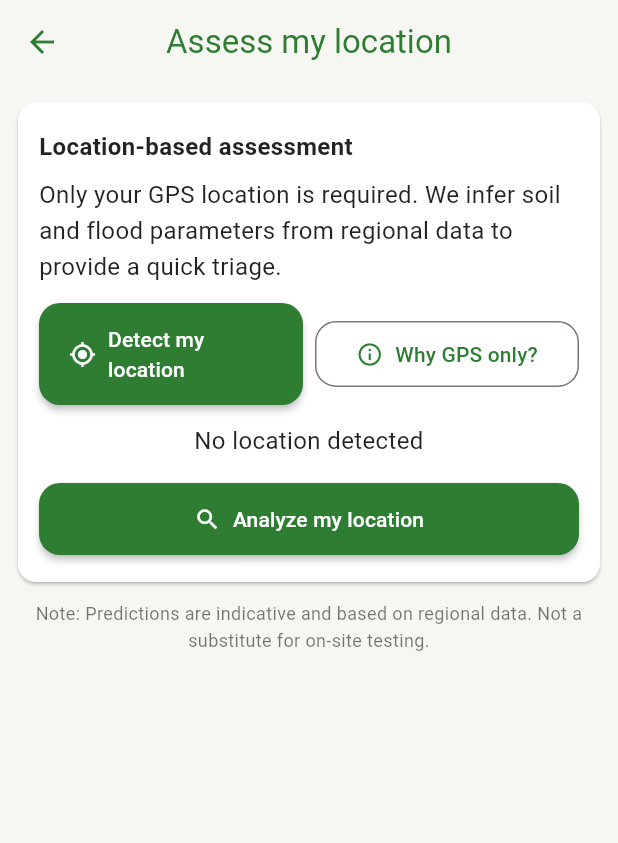
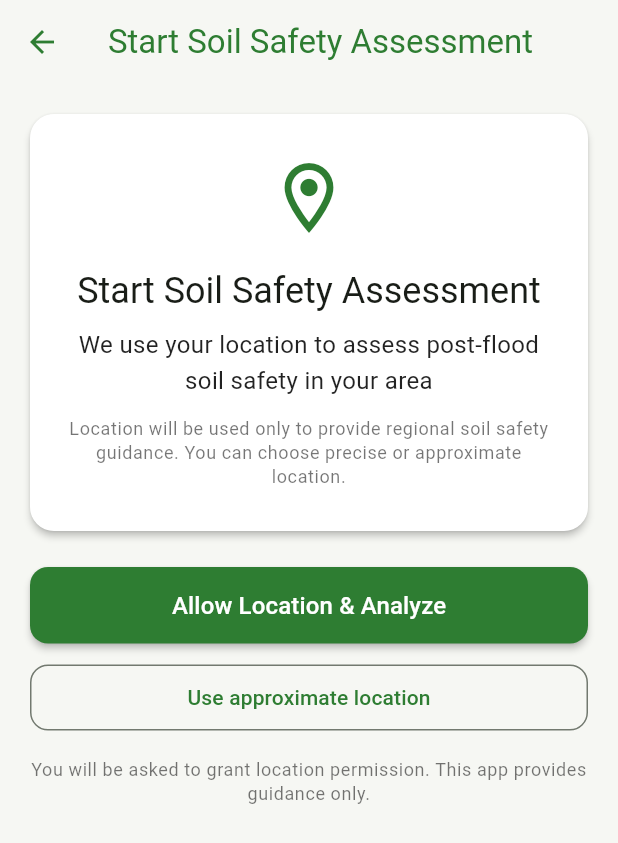
Before and after one commit to Hritisha03/SoilSafe_app, a Flutter app: the screen it shows after launch, after a tap on "Start Assessment", on a phone screen of 412 x 824 dp. Shown: the top 843 px of the screen. Run offline on Flutter 3.47's test engine with Material 3 defaults, Android fonts, the phone set to English and light mode, and no system bars; our stand-ins replace geolocator.

Commit message:
new updates

```diff
--- a/frontend/lib/screens/home_screen.dart
+++ b/frontend/lib/screens/home_screen.dart
@@ -1,10 +1,17 @@
 import 'package:flutter/material.dart';
 import 'input_form_screen.dart';
 import 'info_screen.dart';
+import 'start_assessment_screen.dart';
+import 'results_screen.dart';
 import '../services/api_service.dart';
 
+
 class HomeScreen extends StatelessWidget {
-  const HomeScreen({Key? key}) : super(key: key);
+  // Optional test hook to override how location is fetched in widget tests.
+  // Should return a map with 'latitude' and 'longitude' doubles.
+  final Future<Map<String, double>> Function()? getLocation;
+
+  const HomeScreen({Key? key, this.getLocation}) : super(key: key);
 
   @override
   Widget build(BuildContext context) {
@@ -50,12 +57,17 @@ class HomeScreen extends StatelessWidget {
             ),
             const SizedBox(height: 20),
 
+            // Primary CTA — navigates to a dedicated Start Assessment screen
             ElevatedButton.icon(
-              onPressed: () => Navigator.push(context, MaterialPageRoute(builder: (_) => const InputFormScreen())),
+              onPressed: () => Navigator.push(context, MaterialPageRoute(builder: (_) => const StartAssessmentScreen())),
               icon: const Icon(Icons.play_arrow_rounded),
               label: const Padding(
                 padding: EdgeInsets.symmetric(vertical: 14.0),
                 child: Text('Start Assessment', style: TextStyle(fontSize: 16)),
+              ),
+              style: ElevatedButton.styleFrom(
+                backgroundColor: const Color(0xFF2E7D32), // Forest green
+                shape: RoundedRectangleBorder(borderRadius: BorderRadius.circular(12)),
               ),
             ),
 
--- /dev/null
+++ b/frontend/lib/screens/start_assessment_screen.dart
@@ -0,0 +1,185 @@
+import 'package:flutter/material.dart';
+import 'package:geolocator/geolocator.dart';
+import '../services/api_service.dart';
+import 'results_screen.dart';
+
+class StartAssessmentScreen extends StatefulWidget {
+  // Optional test hook to bypass Geolocator in widget tests. Returns {'latitude':.., 'longitude':..}
+  final Future<Map<String, double>> Function()? getLocation;
+
+  const StartAssessmentScreen({Key? key, this.getLocation}) : super(key: key);
+
+  @override
+  State<StartAssessmentScreen> createState() => _StartAssessmentScreenState();
+}
+
+class _StartAssessmentScreenState extends State<StartAssessmentScreen> {
+  bool _isLoading = false;
+
+  Future<void> _handlePrimary() async {
+    setState(() => _isLoading = true);
+
+    try {
+      // If a test hook is provided, skip permission checks to simplify tests
+      if (widget.getLocation == null) {
+        var permission = await Geolocator.checkPermission();
+        if (permission == LocationPermission.denied) {
+          permission = await Geolocator.requestPermission();
+        }
+        if (permission == LocationPermission.denied || permission == LocationPermission.deniedForever) {
+          setState(() => _isLoading = false);
+          if (!mounted) return;
+          showDialog(
+            context: context,
+            builder: (_) => AlertDialog(
+              title: const Text('Location permission required'),
+              content: const Text('Location access is needed to assess soil safety for your area. Please enable location permission in settings.'),
+              actions: [
+                TextButton(onPressed: () => Navigator.of(context).pop(), child: const Text('OK')),
+              ],
+            ),
+          );
+          return;
+        }
+      }
+
+      // Get precise location (test hook or real geolocator)
+      Map<String, double> loc;
+      if (widget.getLocation != null) {
+        loc = await widget.getLocation!();
+      } else {
+        final pos = await Geolocator.getCurrentPosition(desiredAccuracy: LocationAccuracy.best);
+        loc = {'latitude': pos.latitude, 'longitude': pos.longitude};
+      }
+
+      final result = await ApiService.predictByLocation(loc['latitude']!, loc['longitude']!);
+
+      if (!mounted) return;
+      setState(() => _isLoading = false);
+
+      Navigator.of(context).pushReplacement(MaterialPageRoute(builder: (_) => ResultsScreen(result: result)));
+    } catch (e) {
+      if (mounted) {
+        setState(() => _isLoading = false);
+        ScaffoldMessenger.of(context).showSnackBar(SnackBar(content: Text('Analysis failed: $e')));
+      }
+    }
+  }
+
+  Future<void> _handleApproximate() async {
+    setState(() => _isLoading = true);
+    try {
+      // If a test hook is provided, skip permission checks to simplify tests
+      if (widget.getLocation == null) {
+        var permission = await Geolocator.checkPermission();
+        if (permission == LocationPermission.denied) {
+          permission = await Geolocator.requestPermission();
+        }
+        if (permission == LocationPermission.denied || permission == LocationPermission.deniedForever) {
+          setState(() => _isLoading = false);
+          if (!mounted) return;
+          ScaffoldMessenger.of(context).showSnackBar(const SnackBar(content: Text('Location permission denied.')));
+          return;
+        }
+      }
+
+      // Try last known position first or use test hook
+      Map<String, double> loc;
+      if (widget.getLocation != null) {
+        loc = await widget.getLocation!();
+      } else {
+        Position? pos = await Geolocator.getLastKnownPosition();
+        pos ??= await Geolocator.getCurrentPosition(desiredAccuracy: LocationAccuracy.low);
+        loc = {'latitude': pos.latitude, 'longitude': pos.longitude};
+      }
+
+      final result = await ApiService.predictByLocation(loc['latitude']!, loc['longitude']!);
+
+      if (!mounted) return;
+      setState(() => _isLoading = false);
+
+      Navigator.of(context).pushReplacement(MaterialPageRoute(builder: (_) => ResultsScreen(result: result)));
+    } catch (e) {
+      if (mounted) {
+        setState(() => _isLoading = false);
+        ScaffoldMessenger.of(context).showSnackBar(SnackBar(content: Text('Analysis failed: $e')));
+      }
+    }
+  }
+
+  @override
+  Widget build(BuildContext context) {
+    return Scaffold(
+      appBar: AppBar(
+        title: const Text('Start Soil Safety Assessment'),
+        elevation: 0,
+        centerTitle: true,
+        backgroundColor: Colors.transparent,
+        foregroundColor: Theme.of(context).colorScheme.primary,
+      ),
+      body: Padding(
+        padding: const EdgeInsets.all(20.0),
+        child: Column(
+          crossAxisAlignment: CrossAxisAlignment.stretch,
+          children: [
+            Card(
+              elevation: 2,
+              shape: RoundedRectangleBorder(borderRadius: BorderRadius.circular(16)),
+              child: Padding(
+                padding: const EdgeInsets.symmetric(vertical: 28.0, horizontal: 20.0),
+                child: Column(
+                  crossAxisAlignment: CrossAxisAlignment.center,
+                  children: [
+                    Icon(Icons.location_on_outlined, size: 56, color: Theme.of(context).colorScheme.primary),
+                    const SizedBox(height: 18),
+                    Text('Start Soil Safety Assessment', style: Theme.of(context).textTheme.headlineSmall, textAlign: TextAlign.center),
+                    const SizedBox(height: 8),
+                    Text(
+                      'We use your location to assess post-flood soil safety in your area',
+                      textAlign: TextAlign.center,
+                      style: Theme.of(context).textTheme.bodyMedium,
+                    ),
+                    const SizedBox(height: 12),
+                    Text(
+                      'Location will be used only to provide regional soil safety guidance. You can choose precise or approximate location.',
+                      textAlign: TextAlign.center,
+                      style: Theme.of(context).textTheme.bodySmall,
+                    ),
+                  ],
+                ),
+              ),
+            ),
+
+            const SizedBox(height: 24),
+
+            _isLoading
+                ? const Center(child: CircularProgressIndicator())
+                : ElevatedButton(
+                    onPressed: _handlePrimary,
+                    style: ElevatedButton.styleFrom(
+                      backgroundColor: const Color(0xFF2E7D32),
+                      shape: RoundedRectangleBorder(borderRadius: BorderRadius.circular(12)),
+                      padding: const EdgeInsets.symmetric(vertical: 14.0),
+                    ),
+                    child: const Text('Allow Location & Analyze', style: TextStyle(fontSize: 16)),
+                  ),
+
+            const SizedBox(height: 12),
+
+            OutlinedButton(
+              onPressed: _handleApproximate,
+              style: OutlinedButton.styleFrom(
+                shape: RoundedRectangleBorder(borderRadius: BorderRadius.circular(12)),
+                padding: const EdgeInsets.symmetric(vertical: 12.0),
+              ),
+              child: const Text('Use approximate location'),
+            ),
+
+            const SizedBox(height: 16),
+            Center(child: Text('You will be asked to grant location permission. This app provides guidance only.', style: Theme.of(context).textTheme.bodySmall, textAlign: TextAlign.center)),
+          ],
+        ),
+      ),
+    );
+  }
+}
```
Also changed, not shown: frontend/lib/screens/results_screen.dart (+18 -46 lines), frontend/lib/services/api_service.dart (+8 -0 lines), 1 other file.
